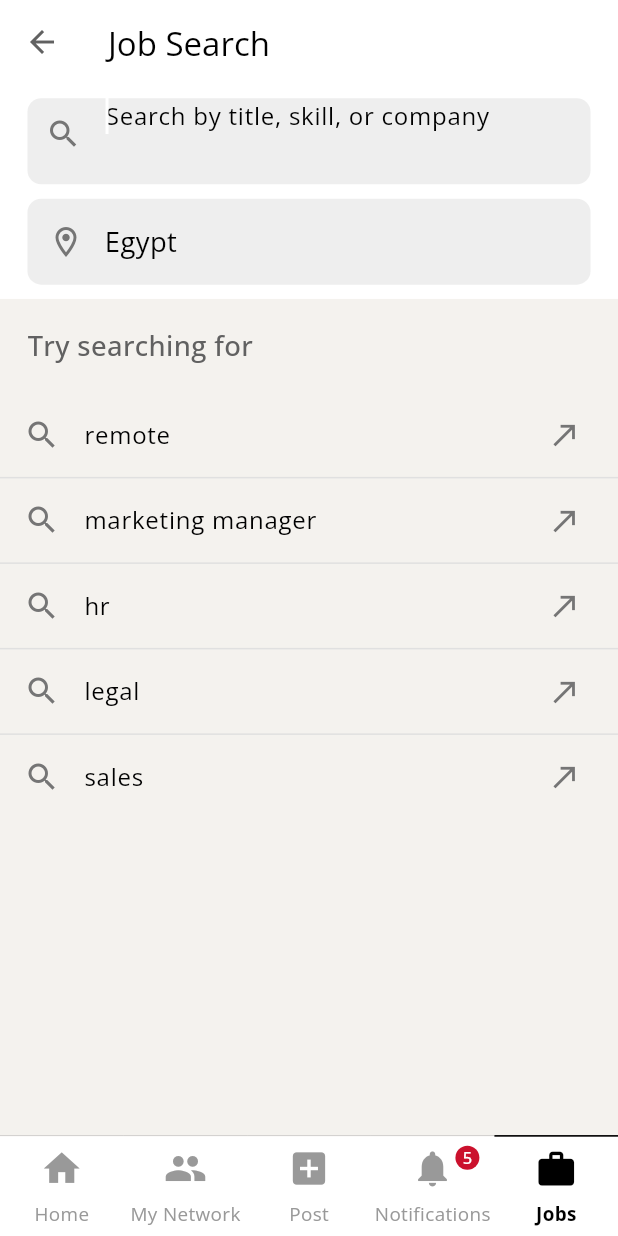
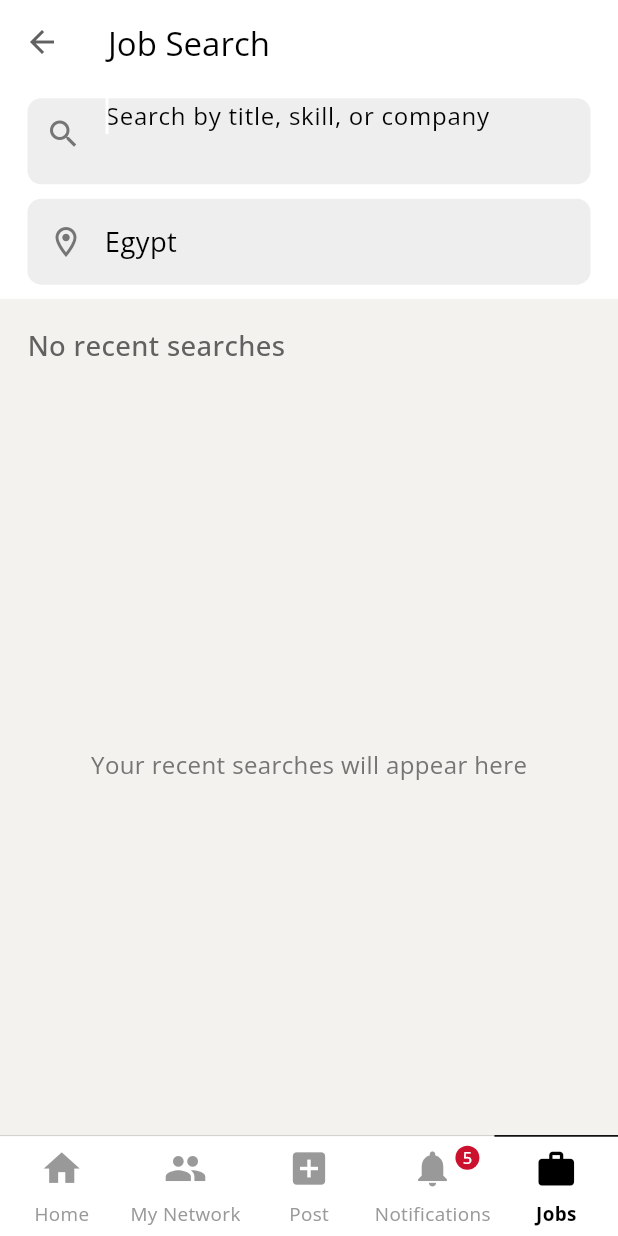
Before and after one commit to LinkUp-SW/Cross, a Flutter app: the SearchJobsPage screen opened by its route, on a phone screen of 412 x 824 dp. Run offline on Flutter 3.47's test engine with Material 3 defaults, Android fonts, the phone set to English and light mode, and no system bars; our stand-ins replace file_picker, flutter_riverpod, flutter_screenutil, flutter_secure_storage, flutter_svg, go_router and 7 more; missing offline and left inert: any_link_preview, country_state_city_pro, flutter_cached_pdfview; accounts and stored records are empty; network calls fail.

Commit message:
search still need some refactor job apply is being implemented

```diff
--- a/lib/features/jobs/view/search_jobs_page.dart
+++ b/lib/features/jobs/view/search_jobs_page.dart
@@ -24,15 +24,6 @@ class _SearchJobsPageState extends ConsumerState<SearchJobsPage> {
   bool showClearButton = false;
   bool showSuggestions = false;
 
-  // Common job search suggestions
-  final List<String> suggestions = [
-    'remote',
-    'marketing manager',
-    'hr',
-    'legal',
-    'sales',
-  ];
-
   // Recent searches or dynamic suggestions based on input
   List<String> filteredSuggestions = [];
 
@@ -43,9 +34,12 @@ class _SearchJobsPageState extends ConsumerState<SearchJobsPage> {
       setState(() {
         showClearButton = _searchController.text.isNotEmpty;
 
+        // Get recent searches from state
+        final recentSearches = ref.read(searchJobViewModelProvider).recentSearches;
+
         // Filter suggestions based on input
         if (_searchController.text.isNotEmpty) {
-          filteredSuggestions = suggestions
+          filteredSuggestions = recentSearches
               .where((item) => item.toLowerCase().contains(
                     _searchController.text.toLowerCase(),
                   ))
@@ -54,7 +48,7 @@ class _SearchJobsPageState extends ConsumerState<SearchJobsPage> {
           // Show suggestions when typing
           showSuggestions = true;
         } else {
-          filteredSuggestions = suggestions;
+          filteredSuggestions = recentSearches;
           // Hide suggestions when search bar is empty and not focused
           showSuggestions = _searchFocusNode.hasFocus;
         }
@@ -65,11 +59,30 @@ class _SearchJobsPageState extends ConsumerState<SearchJobsPage> {
       setState(() {
         // Show suggestions when search bar is focused
         showSuggestions = _searchFocusNode.hasFocus || _searchController.text.isNotEmpty;
+
+        // Update filtered suggestions when focus changes
+        if (showSuggestions) {
+          final recentSearches = ref.read(searchJobViewModelProvider).recentSearches;
+          if (_searchController.text.isEmpty) {
+            filteredSuggestions = recentSearches;
+          } else {
+            filteredSuggestions = recentSearches
+                .where((item) => item.toLowerCase().contains(
+                      _searchController.text.toLowerCase(),
+                    ))
+                .toList();
+          }
+        }
       });
     });
 
-    // Initialize filtered suggestions
-    filteredSuggestions = suggestions;
+    // Initialize filtered suggestions with recent searches
+    Future.microtask(() {
+      final recentSearches = ref.read(searchJobViewModelProvider).recentSearches;
+      setState(() {
+        filteredSuggestions = recentSearches;
+      });
+    });
 
     // Give focus to search field when page opens
     Future.microtask(() => _searchFocusNode.requestFocus());
@@ -250,17 +263,51 @@ class _SearchJobsPageState extends ConsumerState<SearchJobsPage> {
       children: [
         Padding(
           padding: EdgeInsets.all(16.w),
-          child: Text(
-            'Try searching for',
+          child: Row(
+            mainAxisAlignment: MainAxisAlignment.spaceBetween,
+            children: [
+              Text(
+                filteredSuggestions.isEmpty
+                    ? 'No recent searches'
+                    : 'Recent searches',
                 style: TextStyle(
                   color: isDarkMode ? Colors.grey[400] : Colors.grey[700],
                   fontSize: 16.sp,
                   fontWeight: FontWeight.w500,
                 ),
               ),
+              if (filteredSuggestions.isNotEmpty)
+                TextButton(
+                  onPressed: () {
+                    // Clear all recent searches
+                    ref.read(searchJobViewModelProvider.notifier).clearRecentSearches();
+                    setState(() {
+                      filteredSuggestions = [];
+                    });
+                  },
+                  child: Text(
+                    'Clear all',
+                    style: TextStyle(
+                      color: isDarkMode ? AppColors.darkBlue : AppColors.lightBlue,
+                      fontSize: 14.sp,
+                    ),
+                  ),
+                ),
+            ],
+          ),
         ),
         Expanded(
-          child: ListView.separated(
+          child: filteredSuggestions.isEmpty
+              ? Center(
+                  child: Text(
+                    'Your recent searches will appear here',
+                    style: TextStyle(
+                      color: isDarkMode ? Colors.grey[500] : Colors.grey[600],
+                      fontSize: 14.sp,
+                    ),
+                  ),
+                )
+              : ListView.separated(
                   itemCount: filteredSuggestions.length,
                   separatorBuilder: (context, index) => Divider(
                     height: 1,
@@ -269,7 +316,7 @@ class _SearchJobsPageState extends ConsumerState<SearchJobsPage> {
                   itemBuilder: (context, index) {
                     return ListTile(
                       leading: Icon(
-                  Icons.search,
+                        Icons.history,
                         color: isDarkMode ? Colors.grey[400] : Colors.grey[600],
                       ),
                       title: Text(
@@ -278,10 +325,30 @@ class _SearchJobsPageState extends ConsumerState<SearchJobsPage> {
                           color: isDarkMode ? Colors.white : Colors.black,
                         ),
                       ),
-                trailing: Icon(
+                      trailing: Row(
+                        mainAxisSize: MainAxisSize.min,
+                        children: [
+                          IconButton(
+                            icon: Icon(
+                              Icons.close,
+                              size: 18.sp,
+                              color: isDarkMode ? Colors.grey[400] : Colors.grey[600],
+                            ),
+                            onPressed: () {
+                              // Remove this search from history
+                              ref.read(searchJobViewModelProvider.notifier)
+                                  .deleteFromRecentSearches(filteredSuggestions[index]);
+                              setState(() {
+                                filteredSuggestions.removeAt(index);
+                              });
+                            },
+                          ),
+                          Icon(
                             Icons.north_east,
                             size: 20.sp,
                             color: isDarkMode ? Colors.grey[400] : Colors.grey[600],
+                          ),
+                        ],
                       ),
                       onTap: () {
                         final suggestion = filteredSuggestions[index];
--- a/lib/features/jobs/view/search_view.dart
+++ b/lib/features/jobs/view/search_view.dart
@@ -20,6 +20,11 @@ class SearchView extends ConsumerWidget {
   Widget build(BuildContext context, WidgetRef ref) {
     final isDarkMode = Theme.of(context).brightness == Brightness.dark;
     final state = ref.watch(searchJobViewModelProvider);
+
+    // Make sure the search is added to recent searches
+    WidgetsBinding.instance.addPostFrameCallback((_) {
+      ref.read(searchJobViewModelProvider.notifier).addToRecentSearches(searchQuery);
+    });
 
     return Scaffold(
       appBar: AppBar(
```
Also changed, not shown: lib/features/jobs/model/save_job_model.dart (deleted, +0 -14 lines), lib/features/jobs/model/search_jobs_suggestion_model.dart (added, +83 -0 lines), lib/features/jobs/state/save_job_state.dart (deleted, +0 -43 lines), lib/features/jobs/state/search_job_state.dart (+30 -25 lines), lib/features/jobs/viewModel/search_job_view_model.dart (+52 -1 lines), lib/features/jobs/viewModel/save_job_view_model.dart (deleted). Lines whose indentation alone changed are shown as unchanged.
